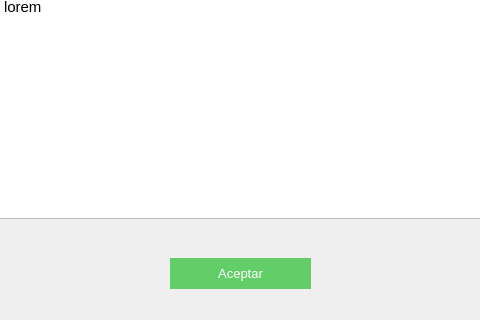
Old version of the form Pantallas UI/Serializables/stock por movil/stockPorMovil.ui in the repository AlemFernandez786/Scabox; both pictures show x 130 to 610 and y 212 to 532 of the 739 by 532 pixel window.
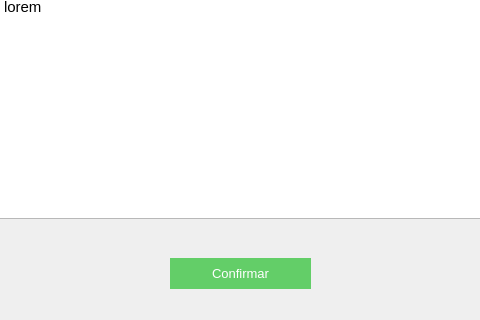
New version of the form.

What changed in the file:
```diff
--- a/Pantallas UI/Serializables/stock por movil/stockPorMovil.ui
+++ b/Pantallas UI/Serializables/stock por movil/stockPorMovil.ui
@@ -203,7 +203,7 @@
 border:none;</string>
    </property>
    <property name="text">
-    <string>Aceptar</string>
+    <string>Confirmar</string>
    </property>
   </widget>
  </widget>
```
Left out of the diff: 14 changed lines with no effect on the pictures.
